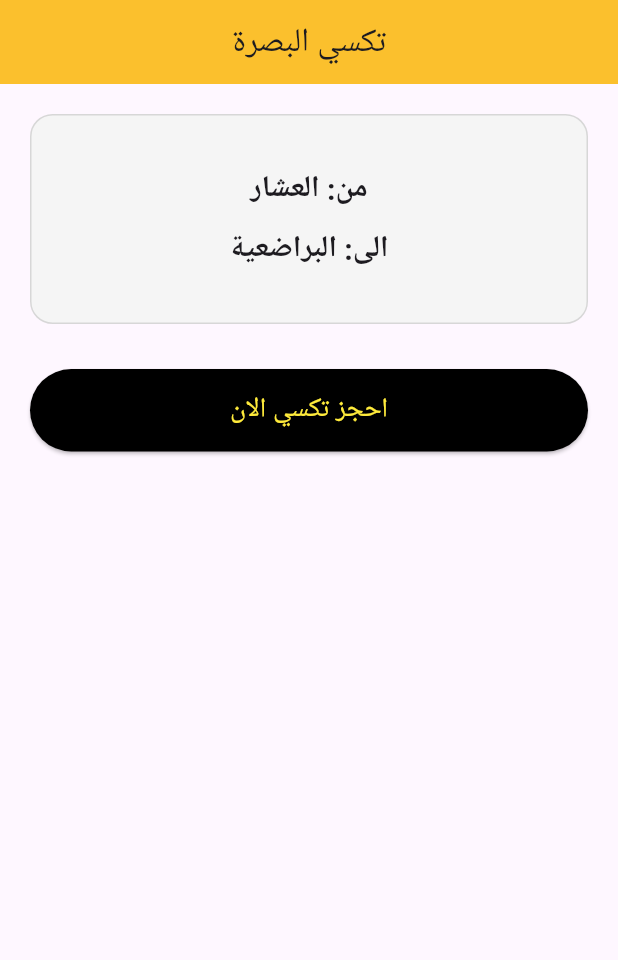
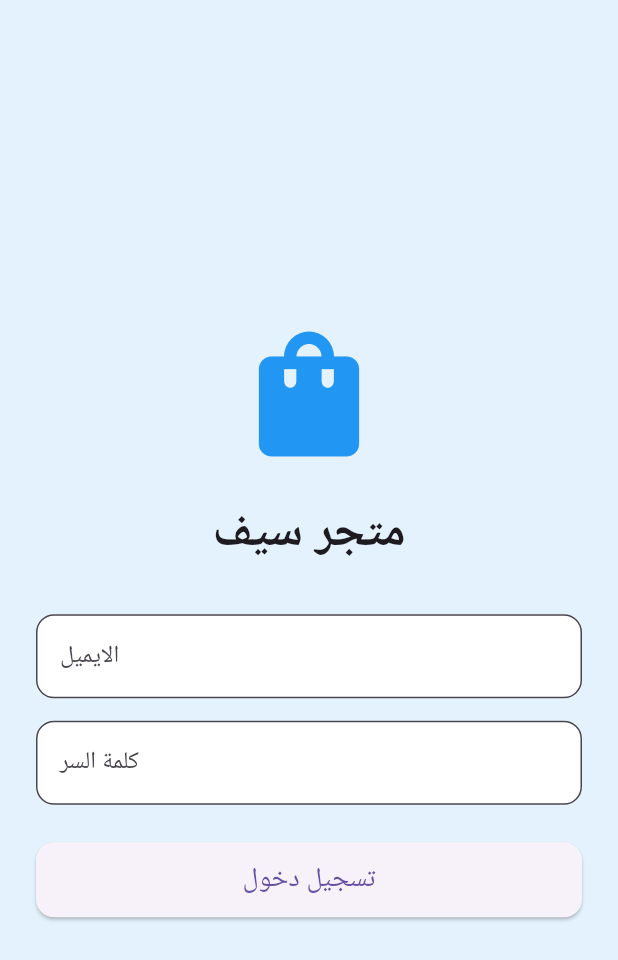
Before and after one commit to saifaw74-debug/my-first-app, a Flutter app: the screen it shows after launch, on a phone screen of 412 x 824 dp. Shown: the top 960 px of the screen. Run offline on Flutter 3.47's test engine with Material 3 defaults, Android fonts, the phone set to English and light mode, and no system bars; Roboto replaces fonts that are missing (Cairo).

Commit message:
Update main.dart

```diff
--- a/lib/main.dart
+++ b/lib/main.dart
@@ -8,66 +8,58 @@ class MyApp extends StatelessWidget {
   Widget build(BuildContext context) {
     return MaterialApp(
       debugShowCheckedModeBanner: false,
-      home: HomePage(),
+      title: 'متجر سيف',
+      theme: ThemeData(primarySwatch: Colors.blue, fontFamily: 'Cairo'),
+      home: const LoginPage(),
     );
   }
 }
 
-class HomePage extends StatefulWidget {
-  @override
-  _HomePageState createState() => _HomePageState();
-}
-
-class _HomePageState extends State<HomePage> {
-  String from = "العشار";
-  String to = "البراضعية";
-
+class LoginPage extends StatelessWidget {
+  const LoginPage({super.key});
   @override
   Widget build(BuildContext context) {
+    final emailController = TextEditingController();
+    final passController = TextEditingController();
     return Scaffold(
-      appBar: AppBar(
-        title: const Text("تكسي البصرة"),
-        backgroundColor: Colors.yellow.shade700,
-        centerTitle: true,
-      ),
-      body: Padding(
-        padding: const EdgeInsets.all(20),
-        child: Column(
-          children: [
-            Container(
-              height: 140,
-              width: double.infinity,
-              decoration: BoxDecoration(
-                color: Colors.grey.shade100,
-                borderRadius: BorderRadius.circular(15),
-                border: Border.all(color: Colors.black12),
-              ),
-              child: Column(
-                mainAxisAlignment: MainAxisAlignment.center,
-                children: [
-                  Text("من: $from", style: const TextStyle(fontSize: 20, fontWeight: FontWeight.bold)),
-                  const SizedBox(height: 10),
-                  Text("الى: $to", style: const TextStyle(fontSize: 20, fontWeight: FontWeight.bold)),
-                ],
-              ),
-            ),
-            const SizedBox(height: 30),
-            SizedBox(
-              width: double.infinity,
-              height: 55,
-              child: ElevatedButton(
-                style: ElevatedButton.styleFrom(backgroundColor: Colors.black, foregroundColor: Colors.yellow),
-                onPressed: () {
-                  ScaffoldMessenger.of(context).showSnackBar(
-                    const SnackBar(content: Text("تم طلب التكسي بنجاح!"))
-                  );
-                },
-                child: const Text("احجز تكسي الان", style: TextStyle(fontSize: 18)),
-              ),
-            ),
-          ],
+      backgroundColor: Colors.blue[50],
+      body: Center(
+        child: SingleChildScrollView(
+          padding: const EdgeInsets.all(24),
+          child: Column(
+            children: [
+              const Icon(Icons.shopping_bag, size: 100, color: Colors.blue),
+              const SizedBox(height: 20),
+              const Text('متجر سيف', style: TextStyle(fontSize: 32, fontWeight: FontWeight.bold)),
+              const SizedBox(height: 30),
+              TextField(controller: emailController, decoration: InputDecoration(labelText: 'الايميل', border: OutlineInputBorder(borderRadius: BorderRadius.circular(12)), filled: true, fillColor: Colors.white)),
+              const SizedBox(height: 15),
+              TextField(controller: passController, obscureText: true, decoration: InputDecoration(labelText: 'كلمة السر', border: OutlineInputBorder(borderRadius: BorderRadius.circular(12)), filled: true, fillColor: Colors.white)),
+              const SizedBox(height: 25),
+              SizedBox(width: double.infinity, height: 50, child: ElevatedButton(onPressed: () { Navigator.pushReplacement(context, MaterialPageRoute(builder: (_) => const HomePage())); }, style: ElevatedButton.styleFrom(shape: RoundedRectangleBorder(borderRadius: BorderRadius.circular(12))), child: const Text('تسجيل دخول', style: TextStyle(fontSize: 18)))),
+            ],
+          ),
         ),
       ),
     );
   }
 }
+
+class HomePage extends StatelessWidget {
+  const HomePage({super.key});
+  final List<Map<String, dynamic>> products = const [
+    {"name": "ايفون 15", "price": "1200\$", "icon": Icons.phone_iphone},
+    {"name": "لابتوب ديل", "price": "800\$", "icon": Icons.laptop},
+    {"name": "سماعة بلوتوث", "price": "50\$", "icon": Icons.headset},
+    {"name": "ساعة ذكية", "price": "150\$", "icon": Icons.watch},
+  ];
+  @override
+  Widget build(BuildContext context) {
+    return Scaffold(
+      appBar: AppBar(title: const Text('متجر سيف - الرئيسية'), centerTitle: true),
+      body: GridView.builder(padding: const EdgeInsets.all(16), gridDelegate: const SliverGridDelegateWithFixedCrossAxisCount(crossAxisCount: 2, crossAxisSpacing: 15, mainAxisSpacing: 15), itemCount: 4, itemBuilder: (context, i) {
+        return Card(elevation: 5, shape: RoundedRectangleBorder(borderRadius: BorderRadius.circular(15)), child: Column(mainAxisAlignment: MainAxisAlignment.center, children: [Icon(products[i]["icon"], size: 50, color: Colors.blue), const SizedBox(height: 10), Text(products[i]["name"], style: const TextStyle(fontWeight: FontWeight.bold)), Text(products[i]["price"], style: const TextStyle(color: Colors.green, fontWeight: FontWeight.bold))]));
+      }),
+    );
+  }
+}
```
